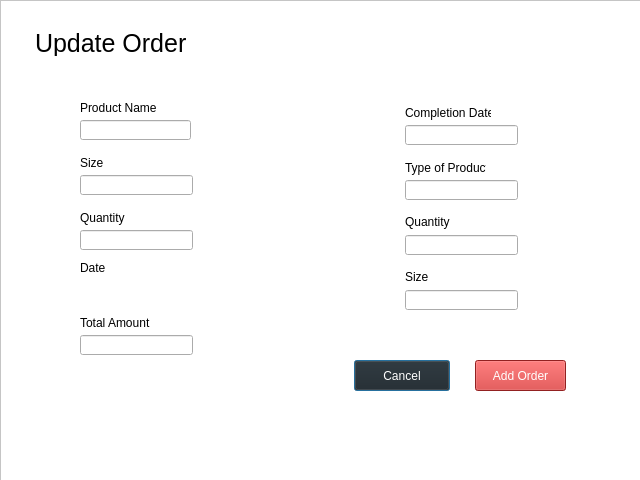
Qt form UpdateOrder.ui (CMacan/MCAV-desktop-app) before a commit.
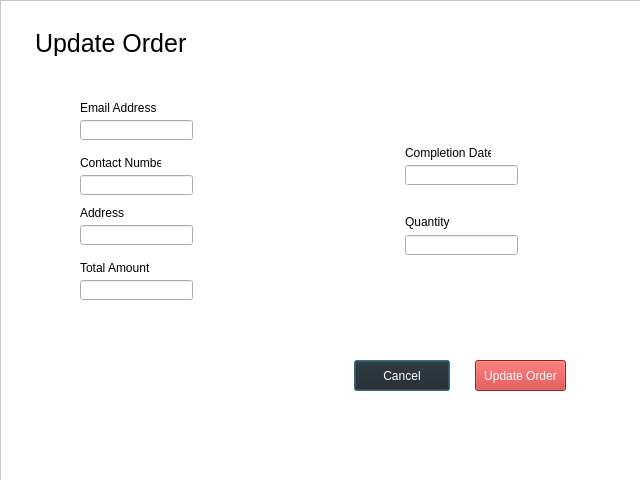
The same form after that commit.

What changed in the file:
```diff
--- a/UpdateOrder.ui
+++ b/UpdateOrder.ui
@@ -52,7 +52,7 @@
      <rect>
       <x>35</x>
       <y>30</y>
-      <width>161</width>
+      <width>156</width>
       <height>26</height>
      </rect>
     </property>
@@ -60,37 +60,11 @@
      <string>Update Order</string>
     </property>
    </widget>
-   <widget class="QLabel" name="label">
-    <property name="geometry">
-     <rect>
-      <x>80</x>
-      <y>100</y>
-      <width>81</width>
-      <height>16</height>
-     </rect>
-    </property>
-    <property name="text">
-     <string>Product Name</string>
-    </property>
-   </widget>
-   <widget class="QLineEdit" name="lineEdit">
-    <property name="geometry">
-     <rect>
-      <x>80</x>
-      <y>120</y>
-      <width>111</width>
-      <height>20</height>
-     </rect>
-    </property>
-    <property name="maxLength">
-     <number>300</number>
-    </property>
-   </widget>
    <widget class="QLineEdit" name="lineEdit_2">
     <property name="geometry">
      <rect>
       <x>80</x>
-      <y>175</y>
+      <y>120</y>
       <width>113</width>
       <height>20</height>
      </rect>
@@ -100,20 +74,20 @@
     <property name="geometry">
      <rect>
       <x>80</x>
-      <y>155</y>
+      <y>100</y>
       <width>76</width>
       <height>16</height>
      </rect>
     </property>
     <property name="text">
-     <string>Size</string>
+     <string>Email Address</string>
     </property>
    </widget>
    <widget class="QLineEdit" name="lineEdit_3">
     <property name="geometry">
      <rect>
       <x>80</x>
-      <y>230</y>
+      <y>175</y>
       <width>113</width>
       <height>20</height>
      </rect>
@@ -123,20 +97,20 @@
     <property name="geometry">
      <rect>
       <x>80</x>
-      <y>210</y>
+      <y>155</y>
       <width>81</width>
       <height>16</height>
      </rect>
     </property>
     <property name="text">
-     <string>Quantity</string>
+     <string>Contact Number</string>
     </property>
    </widget>
    <widget class="QLineEdit" name="lineEdit_4">
     <property name="geometry">
      <rect>
       <x>80</x>
-      <y>335</y>
+      <y>280</y>
       <width>113</width>
       <height>20</height>
      </rect>
@@ -146,7 +120,7 @@
     <property name="geometry">
      <rect>
       <x>80</x>
-      <y>315</y>
+      <y>260</y>
       <width>76</width>
       <height>16</height>
      </rect>
@@ -159,7 +133,7 @@
     <property name="geometry">
      <rect>
       <x>405</x>
-      <y>105</y>
+      <y>145</y>
       <width>86</width>
       <height>16</height>
      </rect>
@@ -168,16 +142,6 @@
      <string>Completion Date</string>
     </property>
    </widget>
-   <widget class="QLineEdit" name="lineEdit_10">
-    <property name="geometry">
-     <rect>
-      <x>405</x>
-      <y>290</y>
-      <width>113</width>
-      <height>20</height>
-     </rect>
-    </property>
-   </widget>
    <widget class="QLineEdit" name="lineEdit_11">
     <property name="geometry">
      <rect>
@@ -188,19 +152,6 @@
      </rect>
     </property>
    </widget>
-   <widget class="QLabel" name="label_11">
-    <property name="geometry">
-     <rect>
-      <x>405</x>
-      <y>270</y>
-      <width>47</width>
-      <height>14</height>
-     </rect>
-    </property>
-    <property name="text">
-     <string>Size</string>
-    </property>
-   </widget>
    <widget class="QLabel" name="label_12">
     <property name="geometry">
      <rect>
@@ -214,34 +165,11 @@
      <string>Quantity</string>
     </property>
    </widget>
-   <widget class="QLineEdit" name="lineEdit_12">
-    <property name="geometry">
-     <rect>
-      <x>405</x>
-      <y>180</y>
-      <width>113</width>
-      <height>20</height>
-     </rect>
-    </property>
-   </widget>
-   <widget class="QLabel" name="label_13">
-    <property name="geometry">
-     <rect>
-      <x>405</x>
-      <y>160</y>
-      <width>81</width>
-      <height>16</height>
-     </rect>
-    </property>
-    <property name="text">
-     <string>Type of Product</string>
-    </property>
-   </widget>
    <widget class="QLineEdit" name="lineEdit_13">
     <property name="geometry">
      <rect>
       <x>405</x>
-      <y>125</y>
+      <y>165</y>
       <width>113</width>
       <height>20</height>
      </rect>
@@ -270,20 +198,30 @@
      </rect>
     </property>
     <property name="text">
-     <string>Add Order</string>
+     <string>Update Order</string>
     </property>
    </widget>
    <widget class="QLabel" name="label_14">
     <property name="geometry">
      <rect>
       <x>80</x>
-      <y>260</y>
+      <y>205</y>
       <width>76</width>
       <height>16</height>
      </rect>
     </property>
     <property name="text">
-     <string>Date</string>
+     <string>Address</string>
+    </property>
+   </widget>
+   <widget class="QLineEdit" name="lineEdit_14">
+    <property name="geometry">
+     <rect>
+      <x>80</x>
+      <y>225</y>
+      <width>113</width>
+      <height>20</height>
+     </rect>
     </property>
    </widget>
   </widget>
```
